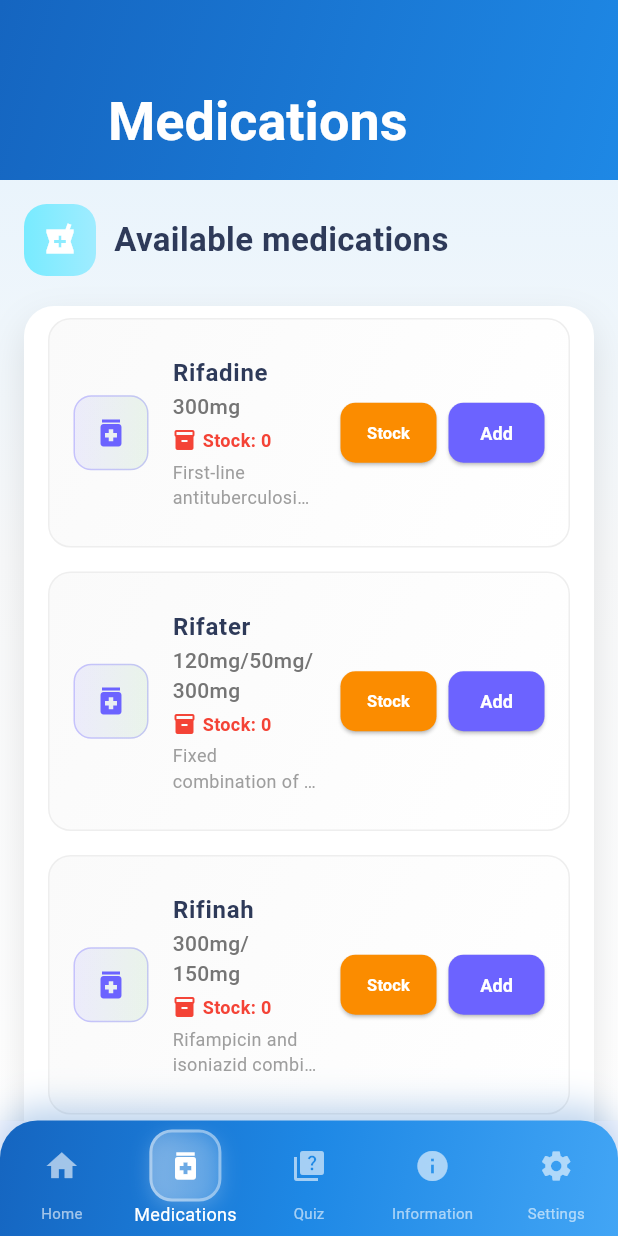
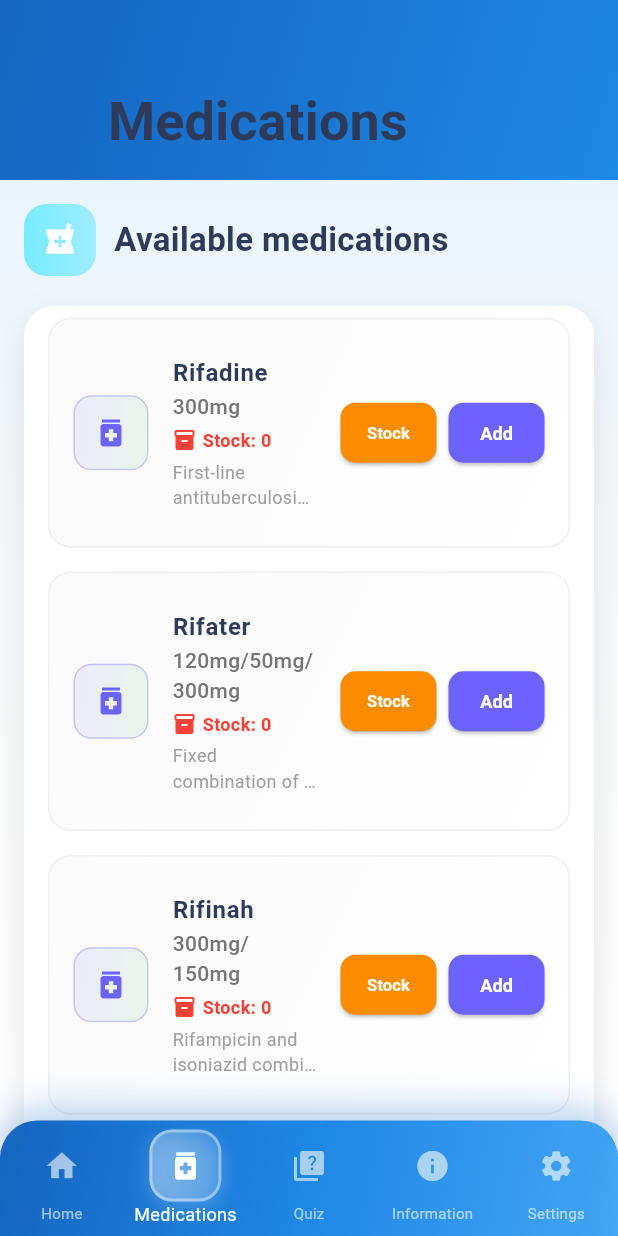
Before and after one commit to AllAbdel/TB-Me, a Flutter app: the screen it shows after launch, item 2 of the bottom bar chosen, on a phone screen of 412 x 824 dp. Run offline on Flutter 3.47's test engine with Material 3 defaults, Android fonts, the phone set to English and light mode, and no system bars; our stand-ins replace flutter_local_notifications, permission_handler, shared_preferences, sqflite, timezone; missing offline and left inert: syncfusion_flutter_pdfviewer; accounts and stored records are empty.

Commit message:
Premier commit exp

```diff
--- a/lib/pages/medicaments_page.dart
+++ b/lib/pages/medicaments_page.dart
@@ -1177,7 +1177,7 @@ class MedicamentsPageState extends State<MedicamentsPage> with WidgetsBindingObs
                                 children: [
                                   const Icon(
                                     Icons.medication,
-                                    color: Color.fromARGB(255, 255, 255, 255),
+                                    color: Color(0xFF6C63FF),
                                     size: 80,
                                   ),
                                   const SizedBox(height: 16),
@@ -1416,7 +1416,7 @@ class MedicamentsPageState extends State<MedicamentsPage> with WidgetsBindingObs
                     title: Text(
                       _tr('app.medications'),
                       style: const TextStyle(
-                        color: Color.fromARGB(255, 255, 255, 255),
+                        color: Color(0xFF2E3A59),
                         fontWeight: FontWeight.bold,
                         fontSize: 24,
                       ),
```
